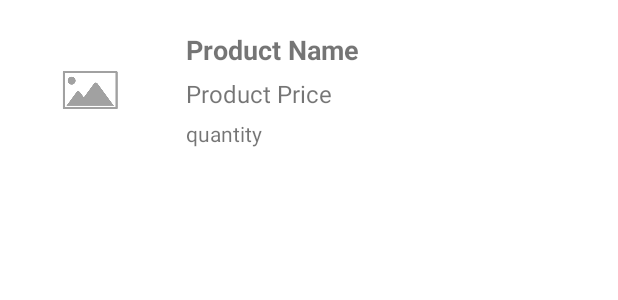
After one commit to rahulraj94391/ZohoSampleApp, an Android app: the layout row_cart_items_checkout_page.xml on its own in the app's theme, with its tools: preview values and no code run, on a phone screen of 412 x 824 dp. The commit adds this screen. Shown: the top 300 px of the screen. Run offline under Robolectric (Android 15) with nearby library versions, the phone set to English and light mode, and no system bars.

Commit message:
no message

```diff
--- a/app/src/main/java/com/example/mall/MainActivity.kt
+++ b/app/src/main/java/com/example/mall/MainActivity.kt
@@ -72,7 +72,7 @@ class MainActivity : AppCompatActivity(), ChangeBottomNavigationStatus {
             true
         }
 
-        bottomNavigationView.setOnItemReselectedListener {
+//        bottomNavigationView.setOnItemReselectedListener {
             // TODO: implement scroll to top position on reselect
 //            val toast: String = when (item.itemId) {
 //                R.id.bnv_category -> "CategoryFragment()"
@@ -81,7 +81,7 @@ class MainActivity : AppCompatActivity(), ChangeBottomNavigationStatus {
 //                else -> "HomeFragment()"
 //            }
 //            Toast.makeText(this, "$toast reselected", Toast.LENGTH_SHORT).show();
-        }
+//        }
     }
 
     override fun onCreateOptionsMenu(menu: Menu?): Boolean {
--- a/app/src/main/res/layout/fragment_product_description.xml
+++ b/app/src/main/res/layout/fragment_product_description.xml
@@ -166,6 +166,8 @@
         android:paddingEnd="4dp"
 
         >
+<!--        style="@style/Widget.MaterialComponents.Button.TextButton"-->
+<!--        style="?attr/materialButtonOutlinedStyle"-->
 
         <Button
             android:id="@+id/btn_at_start"
@@ -182,6 +184,7 @@
         <Button
             android:id="@+id/btn_at_end"
             style="?attr/materialButtonOutlinedStyle"
+
             android:layout_width="0dp"
             android:layout_height="wrap_content"
             android:layout_weight="1"
--- /dev/null
+++ b/app/src/main/res/layout/row_cart_items_checkout_page.xml
@@ -0,0 +1,46 @@
+<?xml version="1.0" encoding="utf-8"?>
+<LinearLayout xmlns:android="http://schemas.android.com/apk/res/android"
+    android:orientation="horizontal"
+    android:layout_width="match_parent"
+    android:layout_height="wrap_content">
+    <ImageView
+        android:id="@+id/iv_checkout_prod_img"
+        android:layout_width="120dp"
+        android:layout_height="120dp"
+        android:padding="2dp"
+        android:src="@drawable/img_placeholder" />
+
+    <LinearLayout
+        android:layout_width="match_parent"
+        android:layout_height="wrap_content"
+        android:layout_gravity="center_vertical"
+        android:gravity="center_vertical"
+        android:orientation="vertical"
+        android:padding="4dp">
+
+        <TextView
+            android:id="@+id/tv_checkout_prod_name"
+            android:layout_width="match_parent"
+            android:layout_height="wrap_content"
+            android:layout_marginBottom="6dp"
+            android:text="Product Name"
+            android:textSize="18sp"
+            android:textStyle="bold" />
+
+        <TextView
+            android:id="@+id/tv_checkout_prod_price"
+            android:layout_width="match_parent"
+            android:layout_height="wrap_content"
+            android:layout_marginBottom="6dp"
+            android:text="Product Price"
+            android:textSize="16sp" />
+
+        <TextView
+            android:id="@+id/tv_checkout_prod_qty"
+            android:layout_width="match_parent"
+            android:layout_height="wrap_content"
+            android:text="quantity"
+            android:textSize="14sp" />
+    </LinearLayout>
+
+</LinearLayout>
```
Also changed, not shown: app/src/main/java/com/example/mall/Adapters/OrderActivityAdapter.kt (+67 -8 lines), app/src/main/java/com/example/mall/ModelClass/CartItemModel.kt (+7 -1 lines), app/src/main/java/com/example/mall/OrderActivity.kt (+12 -0 lines), app/src/main/res/drawable/secure_payment_icon.xml (added, +14 -0 lines), app/src/main/res/layout/activity_order.xml (+5 -5 lines), app/src/main/res/layout/row_address_confirmation.xml (+56 -3 lines), app/src/main/res/layout/row_payment_confirmation.xml (added, +119 -0 lines).
